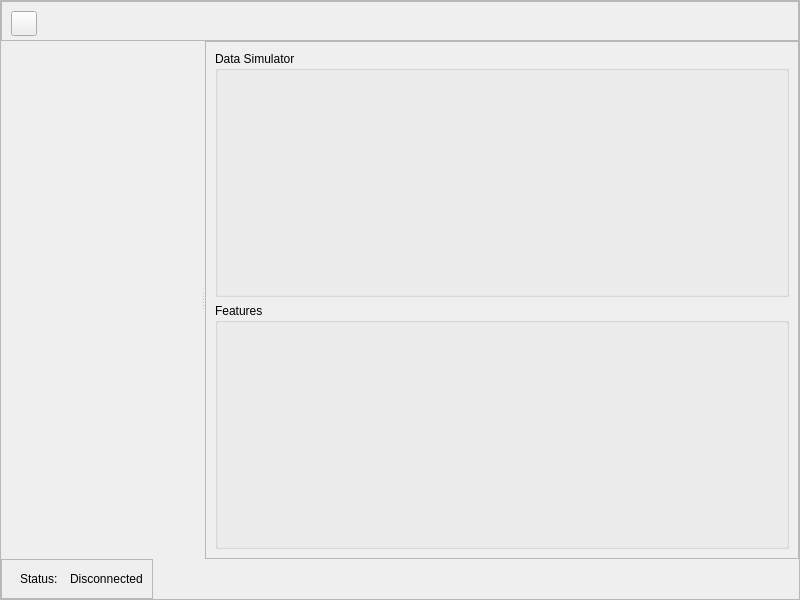
Old version of the form nsys/ui/app.ui in the repository Raghav67816/NID-24.
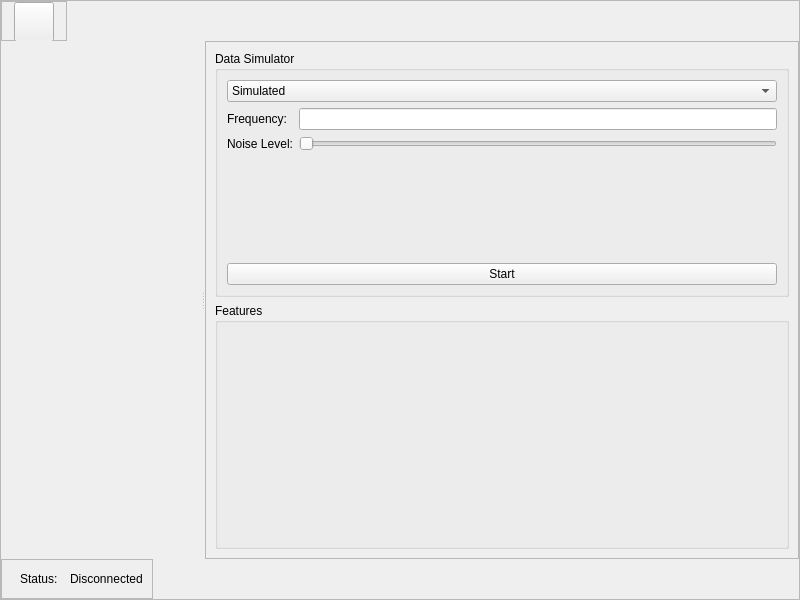
New version of the form. Icons and pictures are not drawn.

```diff
--- a/nsys/ui/app.ui
+++ b/nsys/ui/app.ui
@@ -57,7 +57,7 @@
        <property name="bottomMargin">
         <number>0</number>
        </property>
-       <item>
+       <item alignment="Qt::AlignmentFlag::AlignLeft">
         <widget class="QFrame" name="topBar">
          <property name="minimumSize">
           <size>
@@ -77,14 +77,29 @@
          <property name="frameShadow">
           <enum>QFrame::Shadow::Raised</enum>
          </property>
+         <layout class="QHBoxLayout" name="horizontalLayout_4">
+          <property name="spacing">
+           <number>0</number>
+          </property>
+          <property name="leftMargin">
+           <number>12</number>
+          </property>
+          <property name="topMargin">
+           <number>0</number>
+          </property>
+          <property name="rightMargin">
+           <number>12</number>
+          </property>
+          <property name="bottomMargin">
+           <number>0</number>
+          </property>
+          <item>
          <widget class="QToolButton" name="boardBtn">
-          <property name="geometry">
-           <rect>
-            <x>10</x>
-            <y>10</y>
-            <width>26</width>
-            <height>25</height>
-           </rect>
+            <property name="minimumSize">
+             <size>
+              <width>40</width>
+              <height>40</height>
+             </size>
           </property>
           <property name="text">
            <string/>
@@ -100,6 +115,8 @@
            </size>
           </property>
          </widget>
+          </item>
+         </layout>
         </widget>
        </item>
        <item>
@@ -171,6 +188,52 @@
              <property name="title">
               <string>Data Simulator</string>
              </property>
+             <layout class="QVBoxLayout" name="verticalLayout_3">
+              <item>
+               <widget class="QComboBox" name="deviceSelectionBox">
+                <item>
+                 <property name="text">
+                  <string>Simulated</string>
+                 </property>
+                </item>
+               </widget>
+              </item>
+              <item>
+               <layout class="QFormLayout" name="dsParamLayout">
+                <item row="0" column="0">
+                 <widget class="QLabel" name="freqLabel">
+                  <property name="text">
+                   <string>Frequency:</string>
+                  </property>
+                 </widget>
+                </item>
+                <item row="0" column="1">
+                 <widget class="QLineEdit" name="freqInput"/>
+                </item>
+                <item row="1" column="0">
+                 <widget class="QLabel" name="noiseLabel">
+                  <property name="text">
+                   <string>Noise Level:</string>
+                  </property>
+                 </widget>
+                </item>
+                <item row="1" column="1">
+                 <widget class="QSlider" name="noiseLevel">
+                  <property name="orientation">
+                   <enum>Qt::Orientation::Horizontal</enum>
+                  </property>
+                 </widget>
+                </item>
+               </layout>
+              </item>
+              <item>
+               <widget class="QPushButton" name="toggleDataBtn">
+                <property name="text">
+                 <string>Start</string>
+                </property>
+               </widget>
+              </item>
+             </layout>
             </widget>
            </item>
            <item>
```
Lines whose indentation alone changed are shown as unchanged.
